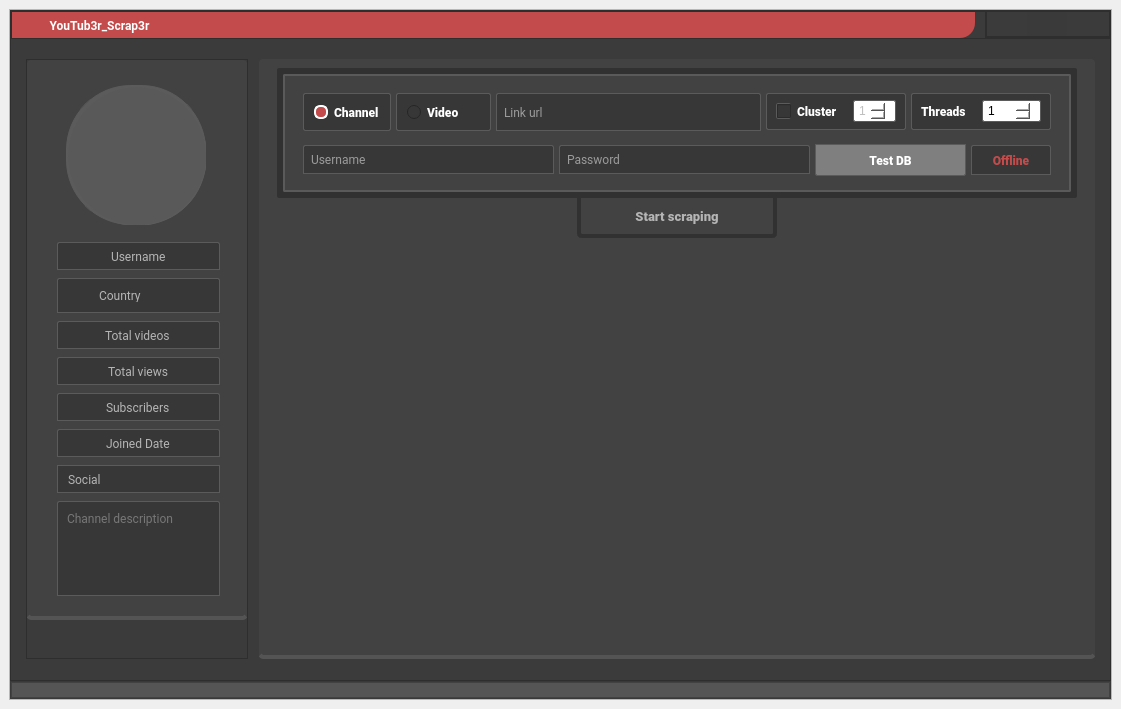
This is ui/second_gui_style.ui in T4M1Z/GUI-PyQT5-Youtub3r_Scrap3r as Qt 5 draws it before an edit. The edited form follows.
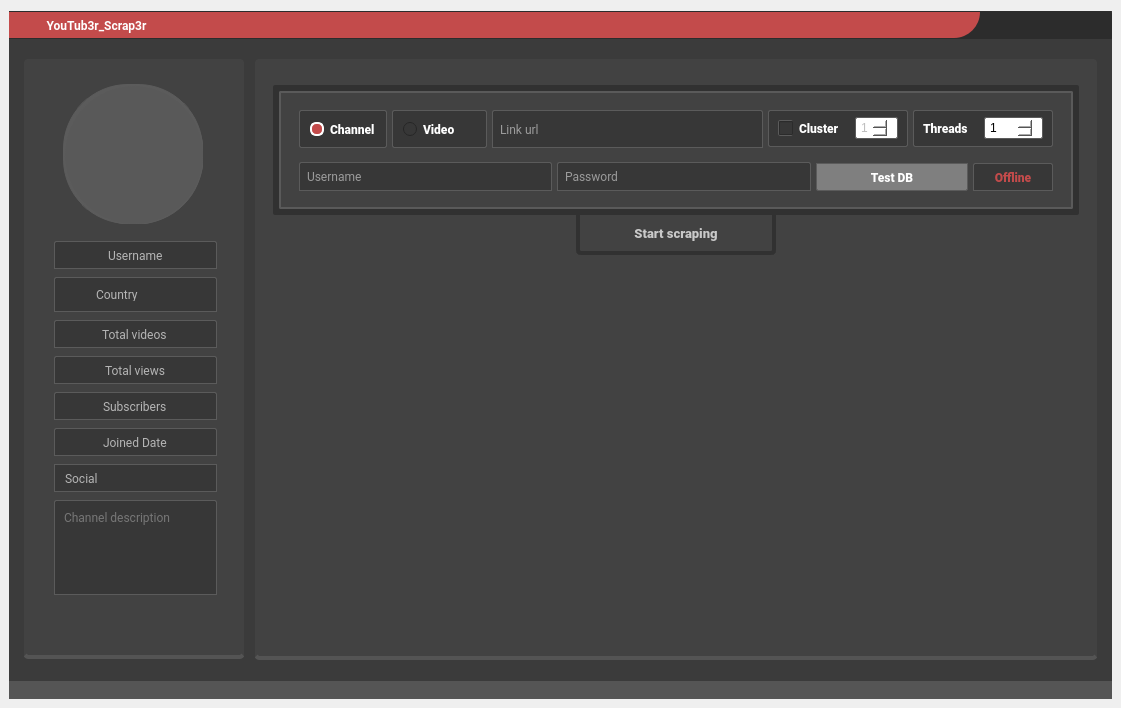
This is the edited form. Icons and pictures are not drawn.

```diff
--- a/ui/second_gui_style.ui
+++ b/ui/second_gui_style.ui
@@ -7,13 +7,13 @@
     <x>0</x>
     <y>0</y>
     <width>1121</width>
-    <height>709</height>
+    <height>708</height>
    </rect>
   </property>
   <property name="minimumSize">
    <size>
     <width>0</width>
-    <height>670</height>
+    <height>708</height>
    </size>
   </property>
   <property name="windowTitle">
@@ -26,21 +26,25 @@
      <height>0</height>
     </size>
    </property>
+   <property name="styleSheet">
+    <string notr="true">border:none</string>
+   </property>
    <layout class="QHBoxLayout" name="horizontalLayout">
     <item>
      <widget class="QFrame" name="frame">
       <property name="styleSheet">
-       <string notr="true">QFrame #Frame{
-	border-radius:34px;
-}</string>
+       <string notr="true">border:none</string>
       </property>
       <property name="frameShape">
-       <enum>QFrame::StyledPanel</enum>
+       <enum>QFrame::Box</enum>
       </property>
       <property name="frameShadow">
-       <enum>QFrame::Raised</enum>
+       <enum>QFrame::Sunken</enum>
       </property>
-      <layout class="QVBoxLayout" name="verticalLayout" stretch="0,0,1">
+      <property name="lineWidth">
+       <number>0</number>
+      </property>
+      <layout class="QVBoxLayout" name="verticalLayout" stretch="0,0,0">
        <property name="spacing">
         <number>0</number>
        </property>
@@ -61,17 +65,18 @@
          <property name="minimumSize">
           <size>
            <width>0</width>
-           <height>28</height>
+           <height>30</height>
           </size>
          </property>
          <property name="maximumSize">
           <size>
            <width>16777215</width>
-           <height>28</height>
+           <height>30</height>
           </size>
          </property>
          <property name="styleSheet">
-          <string notr="true">	background-color: rgb(59, 59, 59);</string>
+          <string notr="true">background-color: qlineargradient(spread:pad, x1:0, y1:0.0116818, x2:1, y2:1, stop:1 rgba(0, 0, 0, 0));
+border:0px;</string>
          </property>
          <property name="frameShape">
           <enum>QFrame::StyledPanel</enum>
@@ -112,19 +117,23 @@
             <property name="maximumSize">
              <size>
               <width>16777215</width>
-              <height>28</height>
+              <height>26</height>
              </size>
             </property>
             <property name="styleSheet">
-             <string notr="true">background-color: rgb(59, 59, 59)</string>
+             <string notr="true">background-color: rgb(44, 44, 44);
+border:none;</string>
             </property>
             <property name="frameShape">
-             <enum>QFrame::StyledPanel</enum>
+             <enum>QFrame::NoFrame</enum>
             </property>
             <property name="frameShadow">
-             <enum>QFrame::Raised</enum>
+             <enum>QFrame::Plain</enum>
             </property>
             <layout class="QHBoxLayout" name="horizontalLayout_5" stretch="0">
+             <property name="spacing">
+              <number>0</number>
+             </property>
              <property name="leftMargin">
               <number>0</number>
              </property>
@@ -139,10 +148,17 @@
              </property>
              <item>
               <widget class="QFrame" name="page_1_title">
+               <property name="maximumSize">
+                <size>
+                 <width>16777215</width>
+                 <height>26</height>
+                </size>
+               </property>
                <property name="styleSheet">
                 <string notr="true">background-color: rgb(195, 75, 75);
-border-bottom-right-radius:15px;
-margin-right:10px;</string>
+border-bottom-right-radius:26px;
+border:0px;
+margin-right:8px;</string>
                </property>
                <property name="frameShape">
                 <enum>QFrame::StyledPanel</enum>
@@ -151,6 +167,9 @@
                 <enum>QFrame::Raised</enum>
                </property>
                <layout class="QHBoxLayout" name="horizontalLayout_21">
+                <property name="spacing">
+                 <number>6</number>
+                </property>
                 <property name="topMargin">
                  <number>0</number>
                 </property>
@@ -258,17 +277,18 @@
             <property name="minimumSize">
              <size>
               <width>124</width>
-              <height>0</height>
+              <height>28</height>
              </size>
             </property>
             <property name="maximumSize">
              <size>
               <width>124</width>
-              <height>16777215</height>
+              <height>26</height>
              </size>
             </property>
             <property name="styleSheet">
-             <string notr="true">	background-color: rgb(59, 59, 59);</string>
+             <string notr="true">	background-color: rgb(59, 59, 59);
+border:0px;</string>
             </property>
             <property name="frameShape">
              <enum>QFrame::StyledPanel</enum>
@@ -278,7 +298,7 @@
             </property>
             <layout class="QHBoxLayout" name="horizontalLayout_3">
              <property name="spacing">
-              <number>6</number>
+              <number>0</number>
              </property>
              <property name="leftMargin">
               <number>0</number>
@@ -294,14 +314,21 @@
              </property>
              <item>
               <widget class="QFrame" name="frame_btn">
+               <property name="minimumSize">
+                <size>
+                 <width>0</width>
+                 <height>30</height>
+                </size>
+               </property>
                <property name="maximumSize">
                 <size>
                  <width>16777215</width>
-                 <height>122</height>
+                 <height>30</height>
                 </size>
                </property>
                <property name="styleSheet">
-                <string notr="true">	background-color: rgb(59, 59, 59);
+                <string notr="true">background-color: rgb(44, 44, 44);
+border:0px;
 border-top-right-radius:3px;
 border-top-left-radius:0px;
 border-bottom-left-radius:0px;
@@ -337,6 +364,12 @@
                     <verstretch>0</verstretch>
                    </sizepolicy>
                   </property>
+                  <property name="minimumSize">
+                   <size>
+                    <width>0</width>
+                    <height>0</height>
+                   </size>
+                  </property>
                   <property name="maximumSize">
                    <size>
                     <width>40</width>
@@ -345,10 +378,11 @@
                   </property>
                   <property name="styleSheet">
                    <string notr="true">QPushButton{
-	background-color: rgb(59, 59, 59);
+background-color: rgb(44, 44, 44);
 	image: url(:/16x16/icons/16x16/cil-window-minimize.png);
+border-radius:0px;
 	border:0px;
-padding-bottom:10px
+padding-bottom:8px
 }
 
 QPushButton::hover{
@@ -385,6 +419,8 @@
 	background-color: rgb(58, 58, 58);
 	image: url(:/16x16/icons/16x16/cil-window-restore.png);
 	border:0px;
+background-color: rgb(44, 44, 44);
+border-radius:0px;
 
 }
 
@@ -422,6 +458,8 @@
 	background-color: rgb(59, 59, 59);
 	image: url(:/16x16/icons/16x16/cil-x.png);
 	border:0px;
+background-color: rgb(44, 44, 44);
+border-radius:0px;
 }
 
 
@@ -482,7 +520,7 @@
             <property name="minimumSize">
              <size>
               <width>0</width>
-              <height>570</height>
+              <height>630</height>
              </size>
             </property>
             <property name="frameShape">
@@ -512,13 +550,13 @@
                <property name="minimumSize">
                 <size>
                  <width>220</width>
-                 <height>560</height>
+                 <height>600</height>
                 </size>
                </property>
                <property name="maximumSize">
                 <size>
                  <width>220</width>
-                 <height>560</height>
+                 <height>600</height>
                 </size>
                </property>
                <property name="styleSheet">
@@ -1258,7 +1296,7 @@
             <property name="minimumSize">
              <size>
               <width>0</width>
-              <height>560</height>
+              <height>600</height>
              </size>
             </property>
             <property name="maximumSize">
@@ -1288,6 +1326,9 @@
              <property name="spacing">
               <number>0</number>
              </property>
+             <property name="topMargin">
+              <number>26</number>
+             </property>
              <property name="bottomMargin">
               <number>9</number>
              </property>
@@ -1334,7 +1375,7 @@
                   </property>
                   <property name="maximumSize">
                    <size>
-                    <width>800</width>
+                    <width>16777215</width>
                     <height>130</height>
                    </size>
                   </property>
@@ -2068,13 +2109,13 @@
                                  <property name="minimumSize">
                                   <size>
                                    <width>62</width>
-                                   <height>32</height>
+                                   <height>28</height>
                                   </size>
                                  </property>
                                  <property name="maximumSize">
                                   <size>
                                    <width>16777215</width>
-                                   <height>32</height>
+                                   <height>28</height>
                                   </size>
                                  </property>
                                  <property name="font">
@@ -2164,13 +2205,13 @@
                                     <property name="minimumSize">
                                      <size>
                                       <width>80</width>
-                                      <height>30</height>
+                                      <height>28</height>
                                      </size>
                                     </property>
                                     <property name="maximumSize">
                                      <size>
                                       <width>80</width>
-                                      <height>30</height>
+                                      <height>28</height>
                                      </size>
                                     </property>
                                     <property name="font">
@@ -2286,7 +2327,7 @@
 	background-color: rgb(66, 66, 66);
 	border-bottom-left-radius:5px;
 	border-bottom-right-radius:5px;
-	color: rgb(181, 181, 181);
+	color: rgb(201, 201, 201);
 }
 
 QPushButton::hover{ 
```
Left out of the diff: 41 changed lines with no effect on the pictures.
